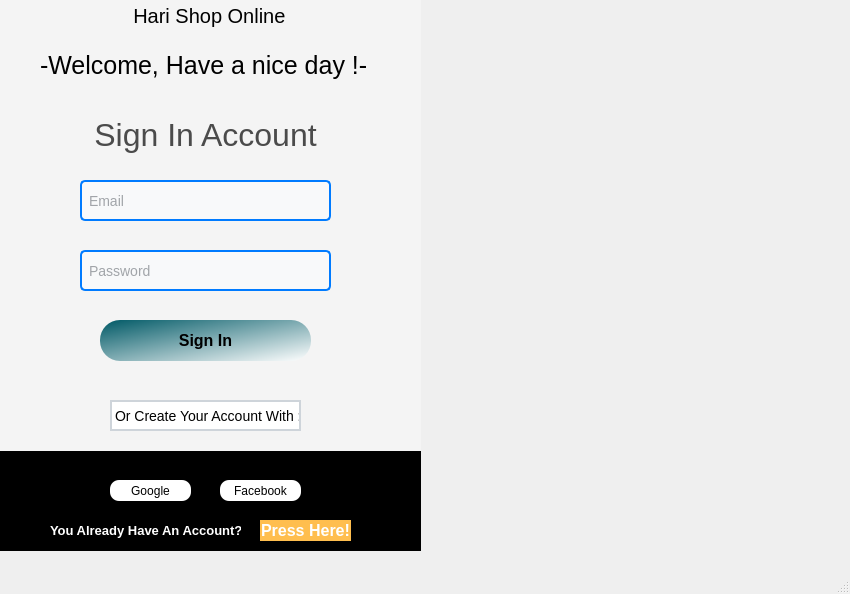
Before: the Qt Designer form ui/login.ui in Harisaya/python-app, drawn with Qt 5.
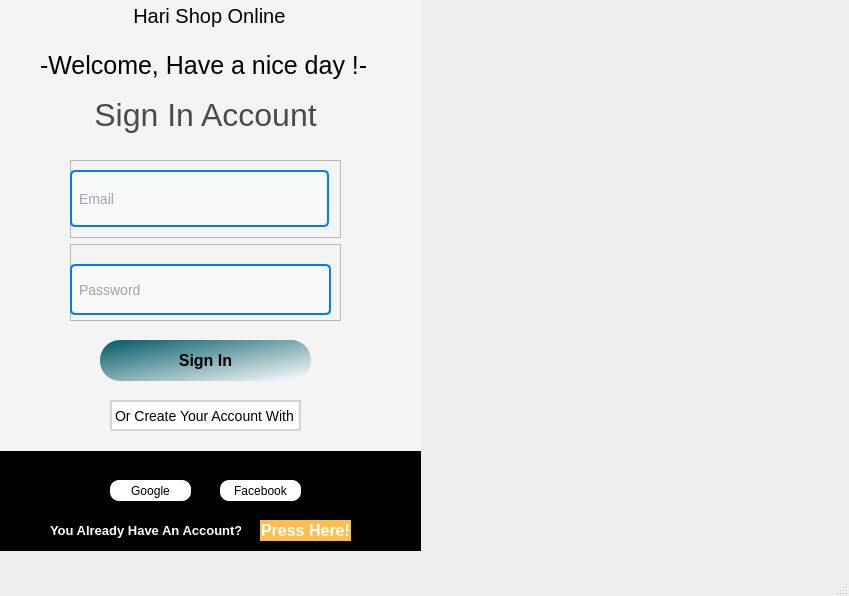
After: the same form once the commit is applied. Icons and pictures are not drawn.

Diff of the .ui file:
```diff
--- a/ui/login.ui
+++ b/ui/login.ui
@@ -6,42 +6,19 @@
    <rect>
     <x>0</x>
     <y>0</y>
-    <width>850</width>
-    <height>594</height>
+    <width>849</width>
+    <height>596</height>
    </rect>
   </property>
   <property name="windowTitle">
    <string>MainWindow</string>
   </property>
   <widget class="QWidget" name="centralwidget">
-   <widget class="QLineEdit" name="txt_email">
-    <property name="geometry">
-     <rect>
-      <x>80</x>
-      <y>180</y>
-      <width>251</width>
-      <height>41</height>
-     </rect>
-    </property>
-    <property name="styleSheet">
-     <string notr="true">background-color: #f8f9fa; /* Màu nền */
-    border: 2px solid #ced4da; /* Viền */
-    border-radius: 5px;       /* Bo góc */
-    padding: 5px;             /* Khoảng cách bên trong */
-    font-size: 14px;          /* Cỡ chữ */
-    color: #495057;           /* Màu chữ */
-border: 2px solid #007bff; /* Viền khi đang focus (nhấp chuột vào ô) */
-    outline: none;             /* Xóa viền mặc định */</string>
-    </property>
-    <property name="placeholderText">
-     <string>Email</string>
-    </property>
-   </widget>
    <widget class="QPushButton" name="btn_login">
     <property name="geometry">
      <rect>
       <x>100</x>
-      <y>320</y>
+      <y>340</y>
       <width>211</width>
       <height>41</height>
      </rect>
@@ -88,7 +65,7 @@
     <property name="geometry">
      <rect>
       <x>50</x>
-      <y>110</y>
+      <y>90</y>
       <width>311</width>
       <height>51</height>
      </rect>
@@ -210,32 +187,6 @@
      <string>-Welcome, Have a nice day !-</string>
     </property>
    </widget>
-   <widget class="QLineEdit" name="txt_password">
-    <property name="geometry">
-     <rect>
-      <x>80</x>
-      <y>250</y>
-      <width>251</width>
-      <height>41</height>
-     </rect>
-    </property>
-    <property name="styleSheet">
-     <string notr="true">background-color: #f8f9fa; /* Màu nền */
-    border: 2px solid #ced4da; /* Viền */
-    border-radius: 5px;       /* Bo góc */
-    padding: 5px;             /* Khoảng cách bên trong */
-    font-size: 14px;          /* Cỡ chữ */
-    color: #495057;           /* Màu chữ */
-border: 2px solid #007bff; /* Viền khi đang focus (nhấp chuột vào ô) */
-    outline: none;             /* Xóa viền mặc định */</string>
-    </property>
-    <property name="echoMode">
-     <enum>QLineEdit::EchoMode::Password</enum>
-    </property>
-    <property name="placeholderText">
-     <string>Password</string>
-    </property>
-   </widget>
    <widget class="QLabel" name="label_13">
     <property name="geometry">
      <rect>
@@ -331,7 +282,7 @@
    <widget class="QLabel" name="label_2">
     <property name="geometry">
      <rect>
-      <x>418</x>
+      <x>420</x>
       <y>0</y>
       <width>431</width>
       <height>551</height>
@@ -347,49 +298,99 @@
      <bool>true</bool>
     </property>
    </widget>
-   <widget class="QLabel" name="label_4">
+   <widget class="QWidget" name="horizontalLayoutWidget">
     <property name="geometry">
      <rect>
-      <x>40</x>
-      <y>185</y>
-      <width>31</width>
-      <height>31</height>
+      <x>70</x>
+      <y>160</y>
+      <width>271</width>
+      <height>161</height>
      </rect>
     </property>
-    <property name="text">
-     <string/>
-    </property>
-    <property name="pixmap">
-     <pixmap>../img/at-solid.svg</pixmap>
-    </property>
-    <property name="scaledContents">
-     <bool>true</bool>
-    </property>
-   </widget>
-   <widget class="QLabel" name="label_6">
+    <layout class="QHBoxLayout" name="horizontalLayout">
+     <item>
+      <layout class="QVBoxLayout" name="verticalLayout">
+       <item>
+        <widget class="QFrame" name="frame_2">
+         <property name="frameShape">
+          <enum>QFrame::Shape::StyledPanel</enum>
+         </property>
+         <property name="frameShadow">
+          <enum>QFrame::Shadow::Raised</enum>
+         </property>
+         <widget class="QLineEdit" name="txt_email">
+          <property name="geometry">
+           <rect>
+            <x>0</x>
+            <y>10</y>
+            <width>259</width>
+            <height>57</height>
+           </rect>
+          </property>
+          <property name="maximumSize">
+           <size>
+            <width>2000</width>
+            <height>2000</height>
+           </size>
+          </property>
+          <property name="styleSheet">
+           <string notr="true">background-color: #f8f9fa; /* Màu nền */
+    border: 2px solid #ced4da; /* Viền */
+    border-radius: 5px;       /* Bo góc */
+    padding: 5px;             /* Khoảng cách bên trong */
+    font-size: 14px;          /* Cỡ chữ */
+    color: #495057;           /* Màu chữ */
+border: 2px solid #007bff; /* Viền khi đang focus (nhấp chuột vào ô) */
+    outline: none;             /* Xóa viền mặc định */</string>
+          </property>
+          <property name="placeholderText">
+           <string>Email</string>
+          </property>
+         </widget>
+        </widget>
+       </item>
+       <item>
+        <widget class="QFrame" name="frame">
+         <property name="enabled">
+          <bool>true</bool>
+         </property>
+         <property name="frameShape">
+          <enum>QFrame::Shape::StyledPanel</enum>
+         </property>
+         <property name="frameShadow">
+          <enum>QFrame::Shadow::Raised</enum>
+         </property>
+         <widget class="QLineEdit" name="txt_password">
     <property name="geometry">
      <rect>
-      <x>40</x>
-      <y>250</y>
-      <width>31</width>
-      <height>31</height>
-     </rect>
-    </property>
-    <property name="text">
-     <string/>
-    </property>
-    <property name="pixmap">
-     <pixmap>../img/key-solid.svg</pixmap>
-    </property>
-    <property name="scaledContents">
-     <bool>true</bool>
+            <x>0</x>
+            <y>20</y>
+            <width>261</width>
+            <height>51</height>
+           </rect>
+          </property>
+          <property name="styleSheet">
+           <string notr="true">background-color: #f8f9fa; /* Màu nền */
+    border: 2px solid #ced4da; /* Viền */
+    border-radius: 5px;       /* Bo góc */
+    padding: 5px;             /* Khoảng cách bên trong */
+    font-size: 14px;          /* Cỡ chữ */
+    color: #495057;           /* Màu chữ */
+border: 2px solid #007bff; /* Viền khi đang focus (nhấp chuột vào ô) */
+    outline: none;             /* Xóa viền mặc định */</string>
+          </property>
+          <property name="echoMode">
+           <enum>QLineEdit::EchoMode::Password</enum>
+          </property>
+          <property name="placeholderText">
+           <string>Password</string>
     </property>
    </widget>
    <widget class="QPushButton" name="btn_eye_p">
     <property name="geometry">
      <rect>
-      <x>274</x>
-      <y>253</y>
+            <x>210</x>
+            <y>30</y>
       <width>51</width>
       <height>31</height>
      </rect>
@@ -412,10 +413,15 @@
      </size>
     </property>
    </widget>
+        </widget>
+       </item>
+      </layout>
+     </item>
+    </layout>
+   </widget>
    <zorder>label_15</zorder>
    <zorder>label_13</zorder>
    <zorder>label_3</zorder>
-   <zorder>txt_email</zorder>
    <zorder>btn_login</zorder>
    <zorder>label_5</zorder>
    <zorder>pushButton_2</zorder>
@@ -423,21 +429,18 @@
    <zorder>label_7</zorder>
    <zorder>label</zorder>
    <zorder>label_12</zorder>
-   <zorder>txt_password</zorder>
    <zorder>label_10</zorder>
    <zorder>label_25</zorder>
    <zorder>btn_register</zorder>
    <zorder>label_2</zorder>
-   <zorder>label_4</zorder>
-   <zorder>label_6</zorder>
-   <zorder>btn_eye_p</zorder>
+   <zorder>horizontalLayoutWidget</zorder>
   </widget>
   <widget class="QMenuBar" name="menubar">
    <property name="geometry">
     <rect>
      <x>0</x>
      <y>0</y>
-     <width>850</width>
+     <width>849</width>
      <height>22</height>
     </rect>
    </property>
```
Lines whose indentation alone changed are shown as unchanged.
